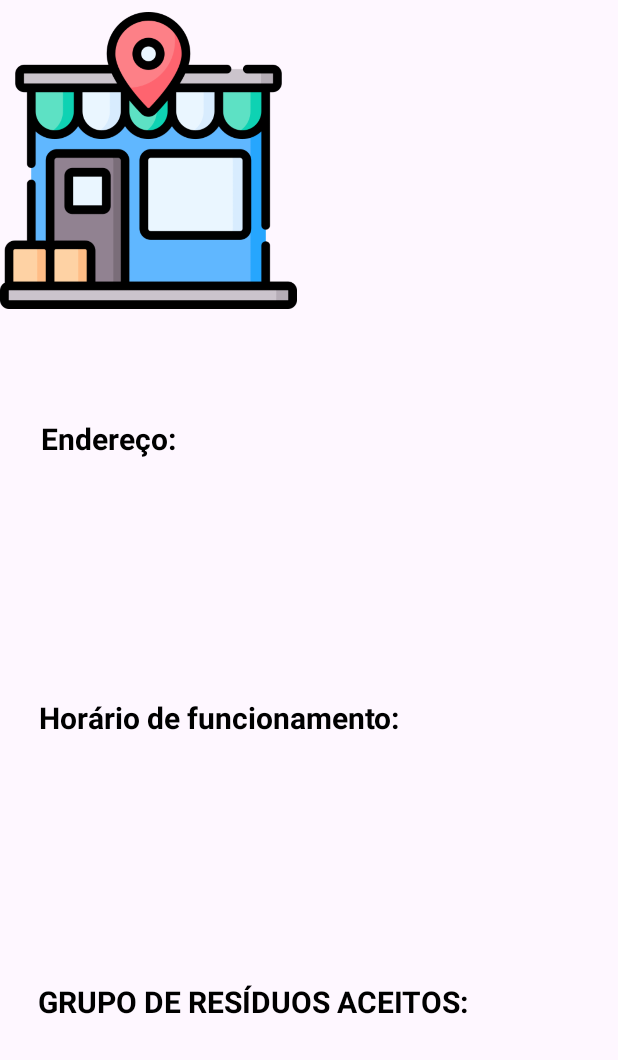
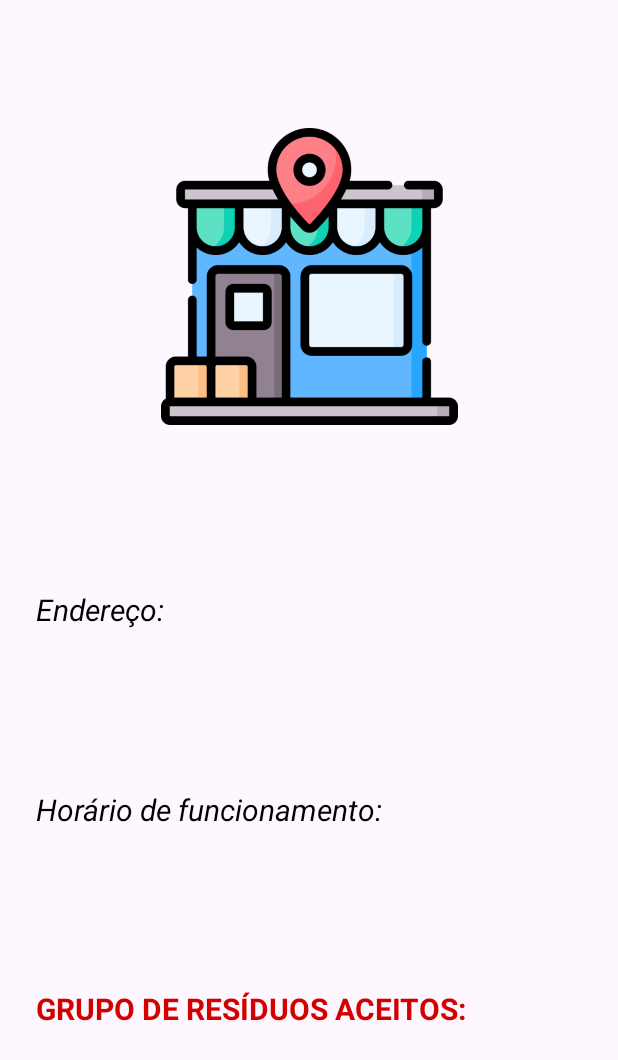
Before and after one commit to MatheusAlvesCavalcante/EcoTech, an Android app built with Jetpack Compose: the DetalhesActivity screen opened directly, with no data from a screen before it, on a phone screen of 412 x 824 dp. Shown: the top 1060 px of the screen. Run offline under Robolectric (Android 15) with nearby library versions, the phone set to English and light mode, and no system bars.

Commit message:
detalhes pronto

```diff
--- a/app/src/main/res/layout/activity_detalhes.xml
+++ b/app/src/main/res/layout/activity_detalhes.xml
@@ -11,33 +11,38 @@
         android:id="@+id/imagem_perfil"
         android:layout_width="198dp"
         android:layout_height="214dp"
+        android:layout_marginStart="104dp"
+        android:layout_marginTop="8dp"
+        android:layout_marginEnd="104dp"
+        android:layout_marginBottom="24dp"
         android:src="@drawable/local"
-        tools:ignore="MissingConstraints"
-        tools:layout_editor_absoluteX="109dp"
-        tools:layout_editor_absoluteY="57dp" />
+        app:layout_constraintBottom_toTopOf="@+id/textView30"
+        app:layout_constraintEnd_toEndOf="parent"
+        app:layout_constraintStart_toStartOf="parent"
+        app:layout_constraintTop_toTopOf="parent"
+        />
 
 
     <androidx.appcompat.widget.AppCompatTextView
         android:id="@+id/textView30"
-        android:layout_width="346dp"
-        android:layout_height="46dp"
+        android:layout_width="354dp"
+        android:layout_height="47dp"
         android:layout_gravity="center_horizontal"
         android:layout_marginStart="16dp"
-        android:layout_marginTop="16dp"
-        android:layout_marginEnd="20dp"
-        android:layout_marginBottom="83dp"
+        android:layout_marginEnd="16dp"
+        android:layout_marginBottom="16dp"
         android:background="@android:color/transparent"
         android:padding="8dp"
         android:text="@string/endereco"
         android:textColor="#000"
         android:textSize="20sp"
-        android:textStyle="bold"
         app:layout_constraintBottom_toTopOf="@+id/textView31"
         app:layout_constraintEnd_toEndOf="parent"
-        app:layout_constraintHorizontal_bias="0.121"
+        app:layout_constraintHorizontal_bias="0.0"
         app:layout_constraintStart_toStartOf="parent"
         app:layout_constraintTop_toBottomOf="@+id/imagem_perfil"
-        tools:ignore="MissingConstraints" />
+        android:textStyle="italic"
+       />
 
     <androidx.appcompat.widget.AppCompatTextView
         android:id="@+id/textView31"
@@ -45,22 +50,21 @@
         android:layout_height="47dp"
         android:layout_gravity="center_horizontal"
         android:layout_marginStart="16dp"
-        android:layout_marginTop="16dp"
-        android:layout_marginEnd="20dp"
-        android:layout_marginBottom="86dp"
+        android:layout_marginEnd="16dp"
+        android:layout_marginBottom="16dp"
         android:background="@android:color/transparent"
-
         android:padding="8dp"
         android:text="@string/horario"
         android:textColor="#000"
         android:textSize="20sp"
-        android:textStyle="bold"
         app:layout_constraintBottom_toTopOf="@+id/textView32"
         app:layout_constraintEnd_toEndOf="parent"
-        app:layout_constraintHorizontal_bias="0.089"
+        app:layout_constraintHorizontal_bias="0.0"
         app:layout_constraintStart_toStartOf="parent"
         app:layout_constraintTop_toBottomOf="@+id/textView30"
-        tools:ignore="MissingConstraints" />
+        app:layout_constraintVertical_bias="1.0"
+        android:textStyle="italic"
+      />
 
     <androidx.appcompat.widget.AppCompatTextView
         android:id="@+id/textView32"
@@ -68,24 +72,21 @@
         android:layout_height="40dp"
         android:layout_gravity="center_horizontal"
         android:layout_marginStart="16dp"
-        android:layout_marginTop="16dp"
-        android:layout_marginEnd="20dp"
-        android:layout_marginBottom="97dp"
+        android:layout_marginEnd="16dp"
+        android:layout_marginBottom="64dp"
         android:background="@android:color/transparent"
-
         android:padding="8dp"
         android:text="@string/grupo_aceito"
-        android:textColor="#000"
+        android:textColor="#D30000"
         android:textSize="20sp"
         android:textStyle="bold"
         app:layout_constraintBottom_toBottomOf="parent"
         app:layout_constraintEnd_toEndOf="parent"
-        app:layout_constraintHorizontal_bias="0.089"
+        app:layout_constraintHorizontal_bias="0.0"
         app:layout_constraintStart_toStartOf="parent"
         app:layout_constraintTop_toBottomOf="@+id/textView31"
-        tools:ignore="MissingConstraints" />
-
-
+        app:layout_constraintVertical_bias="0.757"
+        />
 
 
 </androidx.constraintlayout.widget.ConstraintLayout>
```
